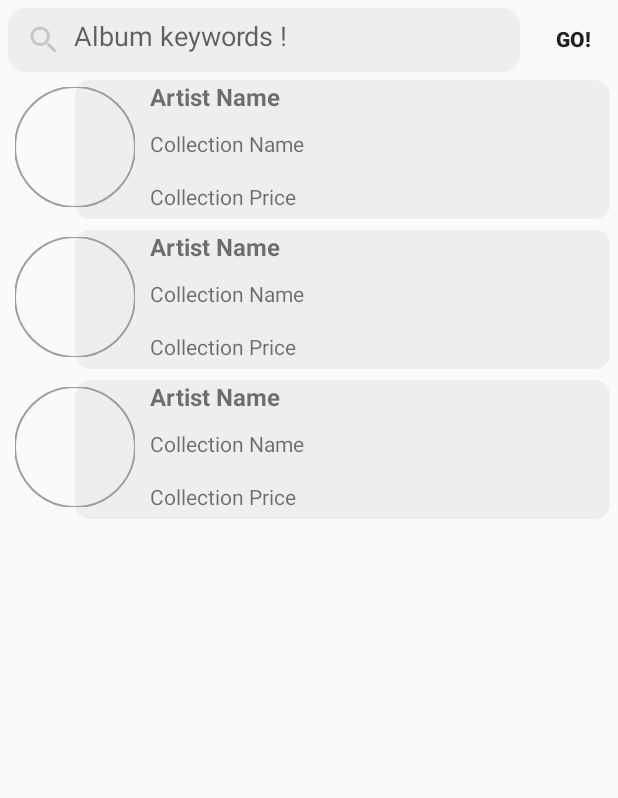
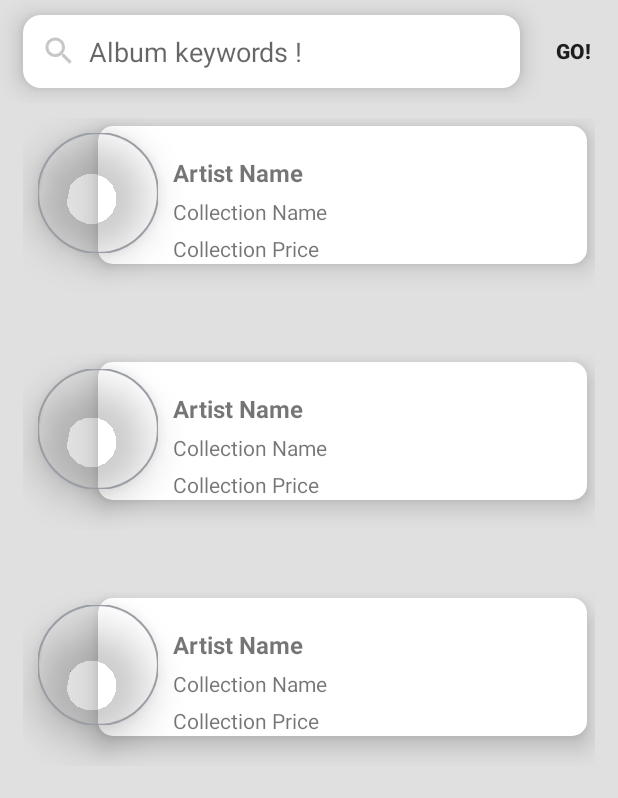
Before and after one commit to wangchauyan/iTunesSearch, an Android app: the layout fragment_art_work_list.xml on its own in the app's theme, with its tools: preview values and no code run, on a phone screen of 412 x 824 dp. Shown: the top 798 px of the screen. Run offline under Robolectric (Android 15) with nearby library versions, the phone set to English and light mode, and no system bars.

Commit message:
style: Adjust ArtWorkListFragment layout style
- Chauyan

```diff
--- a/app/src/main/res/drawable/artwork_item_bg.xml
+++ b/app/src/main/res/drawable/artwork_item_bg.xml
@@ -1,5 +1,5 @@
 <?xml version="1.0" encoding="utf-8"?>
 <shape xmlns:android="http://schemas.android.com/apk/res/android">
-  <solid android:color="@color/card_bg_color" />
+  <solid android:color="@color/artwork_item_bg_color" />
   <corners android:radius="10dp" />
 </shape>
--- a/app/src/main/res/drawable/search_box_bg.xml
+++ b/app/src/main/res/drawable/search_box_bg.xml
@@ -1,7 +1,7 @@
 <?xml version="1.0" encoding="utf-8"?>
 <shape xmlns:android="http://schemas.android.com/apk/res/android">
 
-  <solid android:color="@color/card_bg_color" />
+  <solid android:color="@color/artwork_item_bg_color" />
   <corners android:radius="12dp" />
   <padding
     android:bottom="12dp"
--- a/app/src/main/res/layout/fragment_art_work_item.xml
+++ b/app/src/main/res/layout/fragment_art_work_item.xml
@@ -5,7 +5,11 @@
   android:id="@+id/container"
   android:layout_width="wrap_content"
   android:layout_height="wrap_content"
-  android:orientation="horizontal">
+  android:layout_marginStart="15dp"
+  android:layout_marginTop="10dp"
+  android:layout_marginEnd="15dp"
+  android:layout_marginBottom="30dp"
+  android:clipToPadding="false">
 
   <RelativeLayout
     android:layout_width="match_parent"
@@ -13,19 +17,22 @@
     android:layout_marginStart="50dp"
     android:layout_marginTop="5dp"
     android:layout_marginEnd="5dp"
-    android:background="@drawable/artwork_item_bg">
+    android:layout_marginBottom="20dp"
+    android:background="@drawable/artwork_item_bg"
+    android:elevation="10dp">
     <TextView
       android:id="@+id/artistName"
       android:layout_width="match_parent"
       android:layout_height="wrap_content"
       android:layout_marginStart="50dp"
+      android:layout_marginTop="20dp"
       android:textSize="16sp"
       android:textStyle="bold"
       tools:text="Artist Name" />
     <TextView
       android:id="@+id/collectionName"
       android:layout_width="match_parent"
-      android:layout_height="30dp"
+      android:layout_height="wrap_content"
       android:layout_below="@+id/artistName"
       android:layout_marginStart="50dp"
       android:layout_marginTop="5dp"
@@ -36,7 +43,7 @@
     <TextView
       android:id="@+id/collectionPrice"
       android:layout_width="match_parent"
-      android:layout_height="30dp"
+      android:layout_height="20dp"
       android:layout_below="@+id/collectionName"
       android:layout_marginStart="50dp"
       android:layout_marginTop="5dp"
@@ -50,6 +57,7 @@
     android:layout_width="80dp"
     android:layout_height="80dp"
     android:layout_margin="10dp"
+    android:elevation="15dp"
     app:shapeAppearanceOverlay="@style/roundedImageViewRounded"
     app:strokeColor="@color/content_text_color"
     app:strokeWidth="1dp" />
--- a/app/src/main/res/layout/fragment_art_work_list.xml
+++ b/app/src/main/res/layout/fragment_art_work_list.xml
@@ -3,7 +3,8 @@
   xmlns:app="http://schemas.android.com/apk/res-auto"
   xmlns:tools="http://schemas.android.com/tools"
   android:layout_width="match_parent"
-  android:layout_height="match_parent">
+  android:layout_height="match_parent"
+  android:background="@color/artwork_list_bg_color">
   <LinearLayout
     android:id="@+id/artwork_container"
     android:layout_width="match_parent"
@@ -15,14 +16,16 @@
       <EditText
         android:id="@+id/artwork_search"
         android:layout_width="0dp"
-        android:layout_height="match_parent"
-        android:layout_marginStart="5dp"
-        android:layout_marginTop="5dp"
+        android:layout_height="wrap_content"
+        android:layout_marginStart="15dp"
+        android:layout_marginTop="10dp"
         android:layout_marginEnd="5dp"
+        android:layout_marginBottom="10dp"
         android:layout_weight="4"
         android:background="@drawable/search_box_bg"
         android:drawableStart="@drawable/ic_search_gray_24dp"
         android:drawablePadding="8dp"
+        android:elevation="10dp"
         android:ems="10"
         android:hint="@string/artwork_search_hint"
         android:inputType="textPersonName"
@@ -31,6 +34,7 @@
         android:id="@+id/artwork_search_btn"
         android:layout_width="60dp"
         android:layout_height="wrap_content"
+        android:layout_gravity="center_vertical"
         android:background="@android:color/transparent"
         android:text="@string/artwork_search_btn"
         android:textStyle="bold" />
--- a/app/src/main/res/values/colors.xml
+++ b/app/src/main/res/values/colors.xml
@@ -5,8 +5,8 @@
   <color name="colorAccent">#03DAC5</color>
   <color name="black_overlay">#66000000</color>
 
-  <color name="card_bg_color">#eeeeee</color>
-  <color name="card_bg_dark_color">#0e0e0e</color>
+  <color name="artwork_item_bg_color">#ffffff</color>
+  <color name="artwork_list_bg_color">#e0e0e0</color>
   <color name="title_text_color">#258bd6</color>
   <color name="content_text_color">#999da4</color>
 </resources>
```
